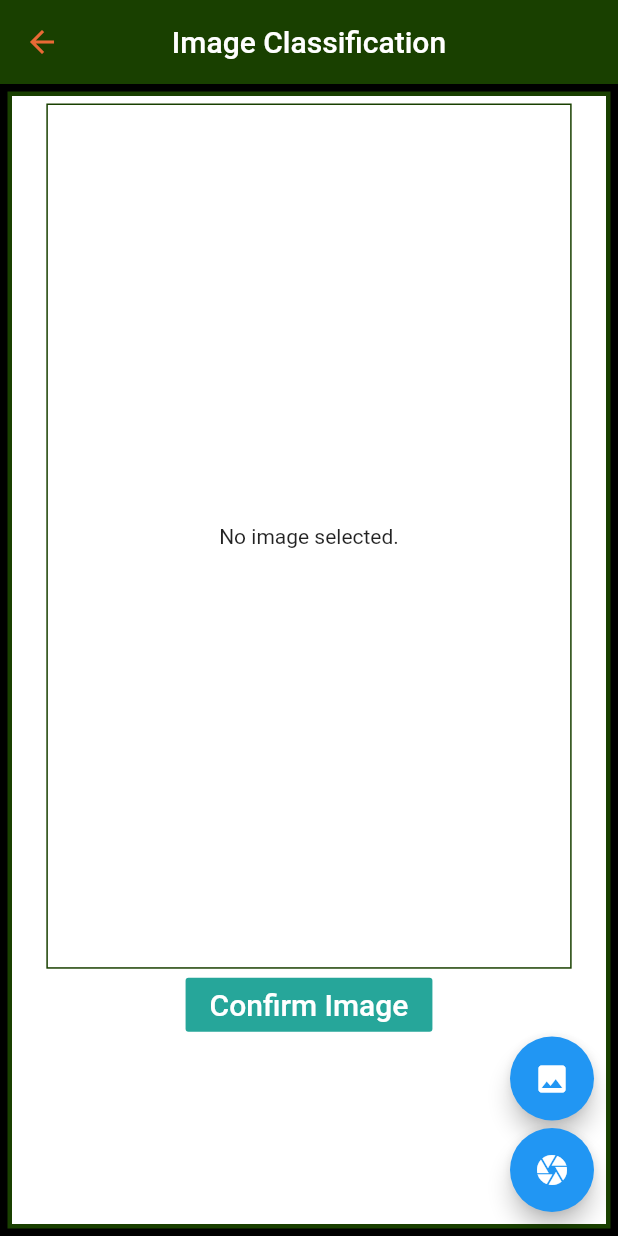
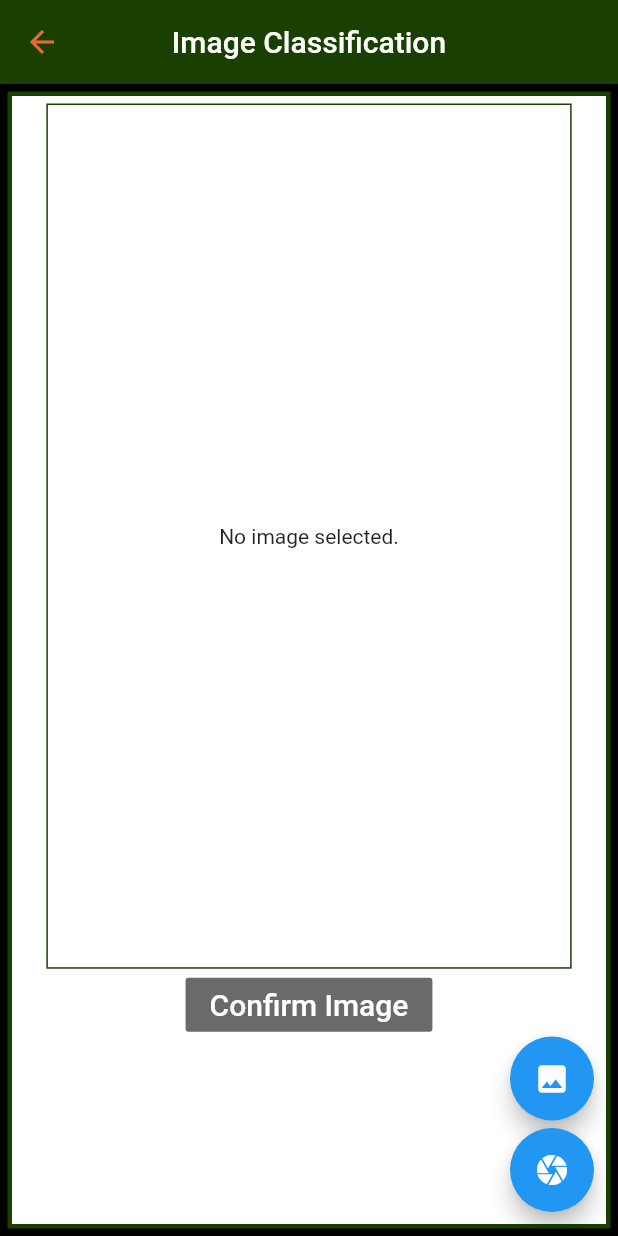
Before and after one commit to Final-Capstone-Nature-Scavenger-Hunt/odyssee-app, a Flutter app: the ClassifyImage screen opened directly, after a tap on "Confirm Image", on a phone screen of 412 x 824 dp. Run offline on Flutter 3.47's test engine with Material 2 defaults, Android fonts, the phone set to English and light mode, and no system bars; our stand-ins replace cloud_firestore, cloud_functions, firebase_auth, firebase_storage, flutter_spinkit, google_maps_flutter and 4 more; missing offline and left inert: tflite; accounts and stored records are empty; project files that could hold a hidden picture were left out.

Commit message:
improve hunt screen ui

```diff
--- a/lib/models/hunt_item.dart
+++ b/lib/models/hunt_item.dart
@@ -3,6 +3,13 @@ class HuntItem{
   final String description;
   final String hint;
   final String huntImage;
+  final double rarityScore;
+  final double endemic;
+  final double predator;
+  final double scavenger;
+  final double decomposer;
+  final double carbonHungry;
 
-  HuntItem({this.huntName, this.description, this.hint, this.huntImage});
+  HuntItem({this.huntName, this.description, this.hint, this.huntImage, this.rarityScore,
+          this.carbonHungry, this.endemic, this.decomposer, this.predator, this.scavenger});
 }
--- a/lib/screens/classification/classification.dart
+++ b/lib/screens/classification/classification.dart
@@ -30,7 +30,6 @@ class _ClassifyImageState extends State<ClassifyImage> {
   double _imageHeight;
   double _imageWidth;
   bool _busy = false;
-  //String predictedClass;
   bool findStatus = false;
 
   Future predictImagePicker(String uid, bool fromCamera) async {
@@ -128,17 +127,6 @@ class _ClassifyImageState extends State<ClassifyImage> {
 
     List<Widget> belowImageWidgets = [
 
-      // DropdownButtonFormField(
-      //   value: predictedClass ?? huntNames[0],
-      //   items: huntNames.map((huntName) =>
-      //   DropdownMenuItem(
-      //     child: Text(huntName),
-      //     value: huntName,
-      //   )
-      //   ).toList(),
-      //   onChanged: (val) => setState(() => predictedClass = val),
-      //   ),
-
       FlatButton(
         child: Text('Confirm Image',
                   style: TextStyle(
@@ -148,7 +136,7 @@ class _ClassifyImageState extends State<ClassifyImage> {
                   ),
         onPressed: () =>  ClassificationHelpers().confirmClassification(context, user, _recognitions,
                                                                       widget.predictedClass, findStatus, _image),
-        color: Colors.teal[400]
+        color: Styles.buttonColor
         )
     ];
 
@@ -189,15 +177,6 @@ class _ClassifyImageState extends State<ClassifyImage> {
     return Scaffold(
       backgroundColor: Colors.black,
       appBar: AppBar(
-//        leading: Builder(
-//          builder: (BuildContext context) {
-//            return IconButton(
-//              icon: const Icon(Icons.menu),
-//              onPressed: () { Scaffold.of(context).openDrawer(); },
-//              tooltip: MaterialLocalizations.of(context).openAppDrawerTooltip,
-//            );
-//          },
-//        ),
         title: Text('Image Classification'),
         centerTitle: true,
         backgroundColor: Color(0xFF194000),
--- a/lib/screens/classification/classification_helpers.dart
+++ b/lib/screens/classification/classification_helpers.dart
@@ -21,7 +21,10 @@ class ClassificationHelpers {
       print('Updated the Game score on Firebase');
       HuntItem huntItem = HuntItem(
                                 huntName: huntMapItem['HuntName'], description: huntMapItem['Description'],
-                                hint: huntMapItem['Hints'], huntImage: huntMapItem['HuntImage']);
+                                hint: huntMapItem['Hints'], huntImage: huntMapItem['HuntImage'], rarityScore: huntMapItem['RarityScore'],
+                                carbonHungry: huntMapItem['CarbonHungry?'], endemic: huntMapItem['Endemic?'], decomposer: huntMapItem['Decomposer?'],
+                                predator: huntMapItem['Predator?'], scavenger: huntMapItem['Scavenger?']
+                                );
       Navigator.push(context, MaterialPageRoute(builder: (context) => HuntScreen(huntItem : huntItem, foundImage: image,)));
     } else {
       showAlertDialog(context, user, predictedClass, image, findStatus);
--- a/lib/shared/constants.dart
+++ b/lib/shared/constants.dart
@@ -7,4 +7,6 @@ class Constants {
 
   static final defaultBackgroudColor = Color(0xFF194000);
 
+  static final buttonColor = Color(0xEF615F5F);
+
 }
--- a/lib/shared/styles.dart
+++ b/lib/shared/styles.dart
@@ -47,4 +47,6 @@ class Styles {
     fontSize: 25.0,
     color: _textColorStrong,
   );
+
+  static final buttonColor = Color(0xEF615F5F);
 }
```
Also changed, not shown: lib/screens/classification/hunt_screen.dart (+58 -26 lines).
